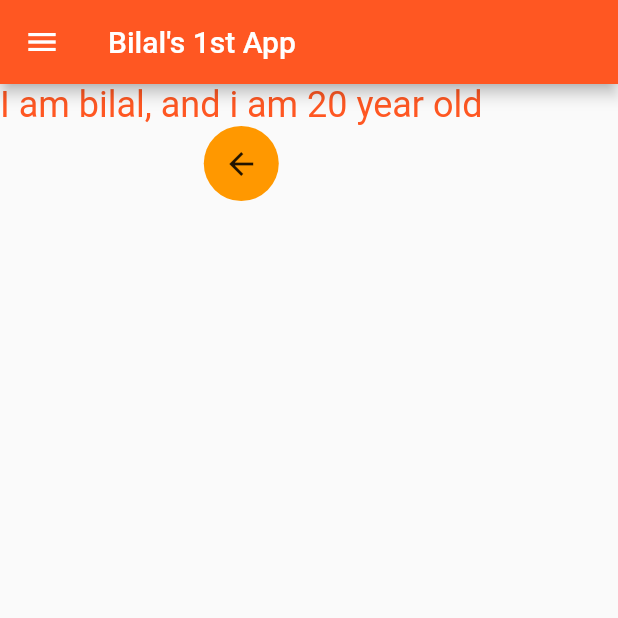
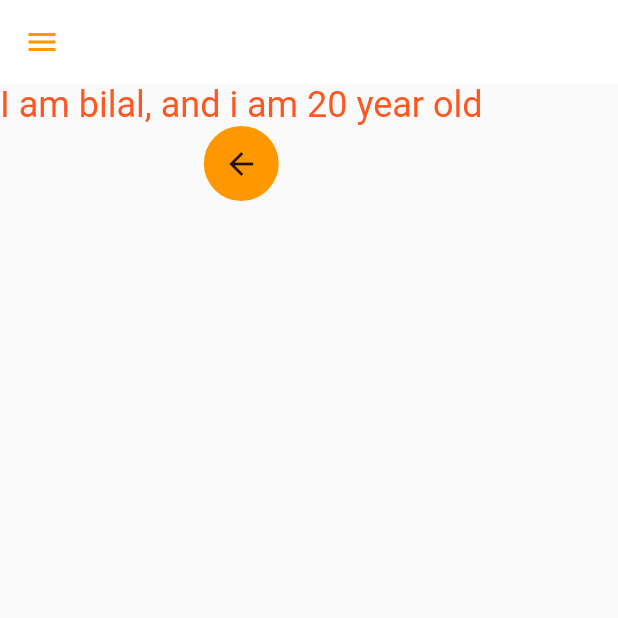
Before and after one commit to bilalahmadai/flutter, a Flutter app: the screen it shows after launch, on a phone screen of 412 x 824 dp, the top half of it. Run offline on Flutter 3.47's test engine with Material 2 defaults, Android fonts, the phone set to English and light mode, and no system bars; our stand-ins replace matcher; key blocks and very long unbroken strings in the code were emptied for the run.

Commit message:
classic Appbar customization

```diff
--- a/lib/pages/home_page.dart
+++ b/lib/pages/home_page.dart
@@ -12,6 +12,9 @@ class HomePage extends StatelessWidget {
     return Scaffold(
       appBar: AppBar(
         title: Text("Bilal's 1st App"),
+        elevation: 0.0,
+        backgroundColor: Colors.white,
+        iconTheme: IconThemeData(color: Colors.orange),
       ),
       body: Column(
         children: [
```
